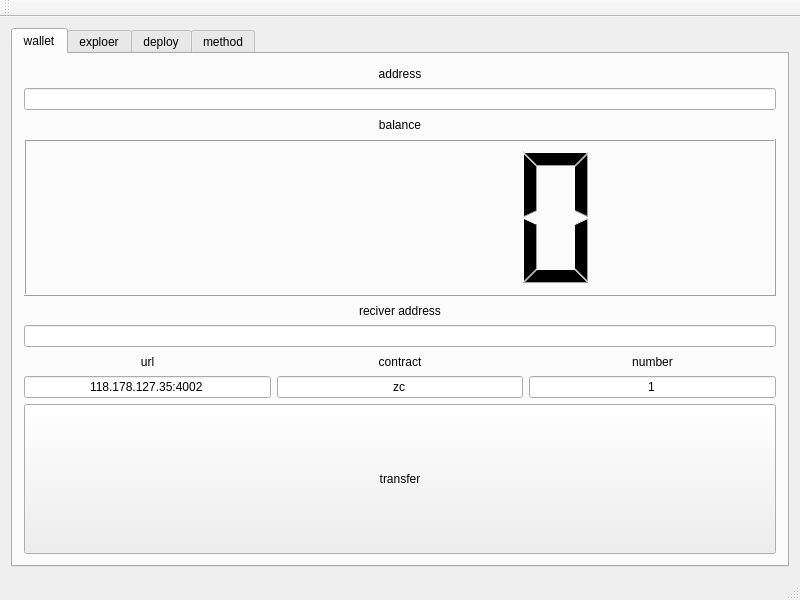
t2dk49580/OriginWallet, file MainWindow.ui: the form before one commit.
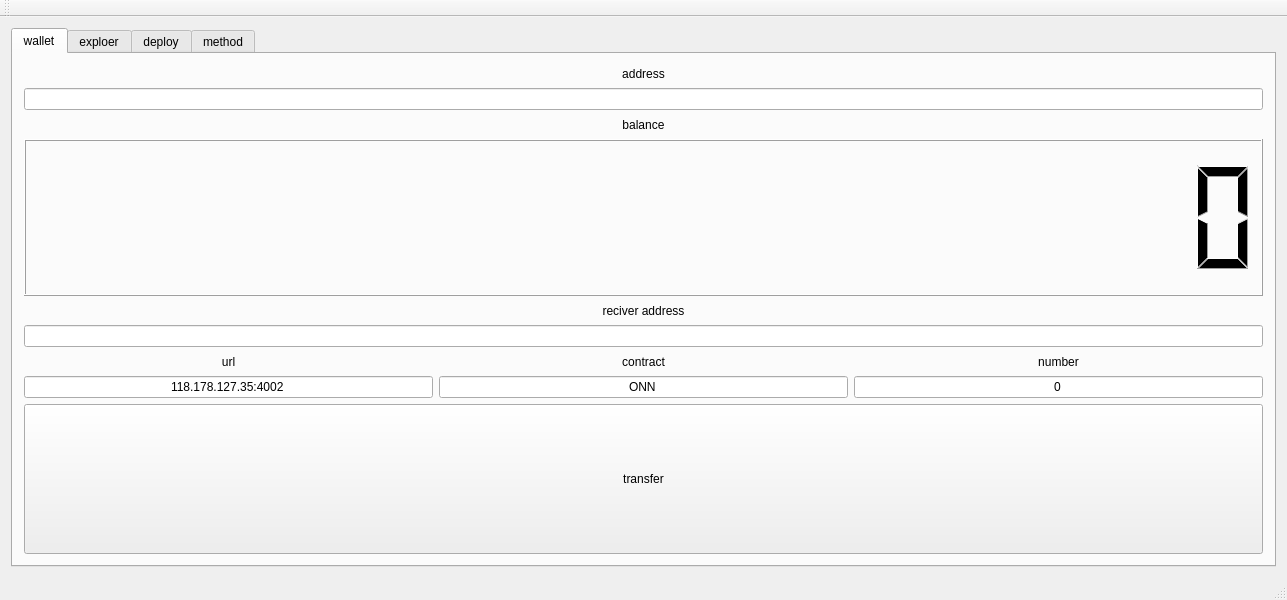
The form after the commit.

Diff of the .ui file:
```diff
--- a/MainWindow.ui
+++ b/MainWindow.ui
@@ -6,7 +6,7 @@
    <rect>
     <x>0</x>
     <y>0</y>
-    <width>800</width>
+    <width>1287</width>
     <height>600</height>
    </rect>
   </property>
@@ -71,7 +71,11 @@
            </widget>
           </item>
           <item>
-           <widget class="QLCDNumber" name="lb_zero"/>
+           <widget class="QLCDNumber" name="lcd_onn">
+            <property name="digitCount">
+             <number>20</number>
+            </property>
+           </widget>
           </item>
          </layout>
         </item>
@@ -156,7 +160,7 @@
           <item>
            <widget class="QLineEdit" name="le_contract">
             <property name="text">
-             <string>zc</string>
+             <string>ONN</string>
             </property>
             <property name="alignment">
              <set>Qt::AlignCenter</set>
@@ -186,7 +190,7 @@
           <item>
            <widget class="QLineEdit" name="le_number">
             <property name="text">
-             <string>1</string>
+             <string>0</string>
             </property>
             <property name="alignment">
              <set>Qt::AlignCenter</set>
```
Left out of the diff: 11 changed lines with no effect on the pictures.
